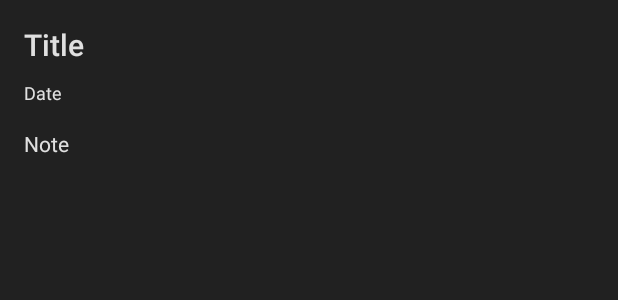
After one commit to SivaAggzz/NotesTaker, an Android app: the layout activity_note_editor.xml on its own in the app's theme, with its tools: preview values and no code run, on a phone screen of 412 x 824 dp. The commit adds this screen. Shown: the top 300 px of the screen. Run offline under Robolectric (Android 15) with nearby library versions, the phone set to English and light mode, and no system bars.

Commit message:
Added edit module

```diff
--- a/app/src/main/AndroidManifest.xml
+++ b/app/src/main/AndroidManifest.xml
@@ -15,7 +15,7 @@
         tools:ignore="GoogleAppIndexingWarning">
         <activity
             android:name=".ui.pref.SettingsActivity"
-            android:label="@string/title_activity_settings"></activity>
+            android:label="@string/title_activity_settings" />
         <activity
             android:name=".ui.splash.SplashActivity"
             android:theme="@style/SplashTheme">
@@ -31,6 +31,7 @@
             android:theme="@style/AppThemeDark.NoActionBar" />
         <activity android:name=".ui.addnote.AddNewNoteActivity" />
         <activity android:name=".ui.singlenoteviewer.SingleNoteViewerActivity" />
+        <activity android:name=".ui.editnote.EditNoteActivity" />
     </application>
 
 </manifest>
--- a/app/src/main/java/com/techneapps/notestaking/data/dao/notes/NotesDao.java
+++ b/app/src/main/java/com/techneapps/notestaking/data/dao/notes/NotesDao.java
@@ -20,6 +20,7 @@ public interface NotesDao {
     @Update
     void updateNote(NoteObj noteObj);
 
+
     @Query("select * from notes")
     List<NoteObj> getNotes();
 
--- a/app/src/main/java/com/techneapps/notestaking/ui/singlenoteviewer/SingleNoteViewerActivity.java
+++ b/app/src/main/java/com/techneapps/notestaking/ui/singlenoteviewer/SingleNoteViewerActivity.java
@@ -45,6 +45,6 @@ public class SingleNoteViewerActivity extends AppCompatActivity {
 
 
     private NoteObj getIncomingNote() {
-        return getIntent().getParcelableExtra("savedNote");
+        return (NoteObj) getIntent().getSerializableExtra("savedNote");
     }
 }
--- /dev/null
+++ b/app/src/main/res/layout/activity_note_editor.xml
@@ -0,0 +1,60 @@
+<?xml version="1.0" encoding="utf-8"?>
+<layout xmlns:android="http://schemas.android.com/apk/res/android"
+    xmlns:app="http://schemas.android.com/apk/res-auto">
+
+    <data>
+
+        <variable
+            name="note"
+            type="com.techneapps.notestaking.data.dao.notes.NoteObj" />
+    </data>
+
+    <LinearLayout
+        android:layout_width="match_parent"
+        android:layout_height="match_parent"
+        android:orientation="vertical">
+
+
+        <EditText
+            android:id="@+id/titleEditText"
+            style="@style/TextAppearance.AppCompat.Title"
+            android:layout_width="match_parent"
+            android:layout_height="wrap_content"
+            android:background="@android:color/transparent"
+            android:hint="@string/title"
+            android:importantForAutofill="no"
+            android:inputType="text|textCapSentences|textNoSuggestions"
+            android:maxLength="100"
+            android:paddingStart="16sp"
+            android:paddingTop="16sp"
+            android:paddingEnd="16sp"
+            android:paddingBottom="10sp"
+            android:text="@{note.title}" />
+
+        <TextView
+            android:id="@+id/editedEditText"
+            style="@style/TextAppearance.AppCompat.Caption"
+            android:layout_width="match_parent"
+            android:layout_height="wrap_content"
+            android:hint="@string/date"
+            android:paddingStart="16sp"
+            android:paddingEnd="16sp"
+            app:timeStamp="@{note.timeStamp}" />
+
+
+        <EditText
+            android:id="@+id/contentEditText"
+            style="@style/TextAppearance.AppCompat.Body1"
+            android:layout_width="match_parent"
+            android:layout_height="wrap_content"
+            android:background="@android:color/transparent"
+            android:hint="@string/note"
+            android:importantForAutofill="no"
+            android:inputType="textMultiLine|textCapSentences|textNoSuggestions"
+            android:padding="16sp"
+            android:text="@{note.content}" />
+
+    </LinearLayout>
+
+
+</layout>
```
Also changed, not shown: app/src/main/java/com/techneapps/notestaking/data/dao/notes/NoteObj.java (+32 -33 lines), app/src/main/java/com/techneapps/notestaking/ui/allnotesviewer/AllNotesViewerActivity.java (+4 -4 lines), app/src/main/java/com/techneapps/notestaking/ui/editnote/EditNoteActivity.java (added, +102 -0 lines), app/src/main/java/com/techneapps/notestaking/ui/editnote/EditNoteModel.java (added, +43 -0 lines).
